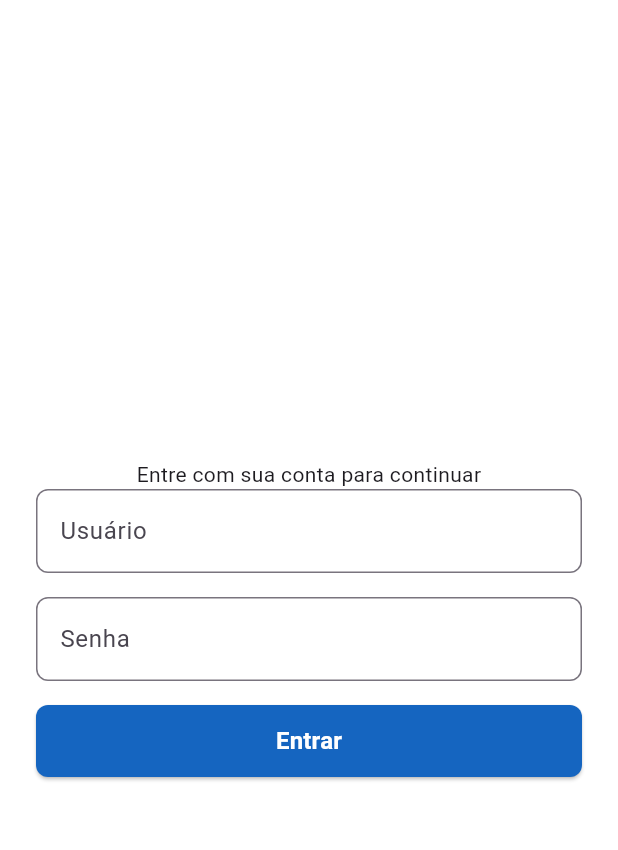
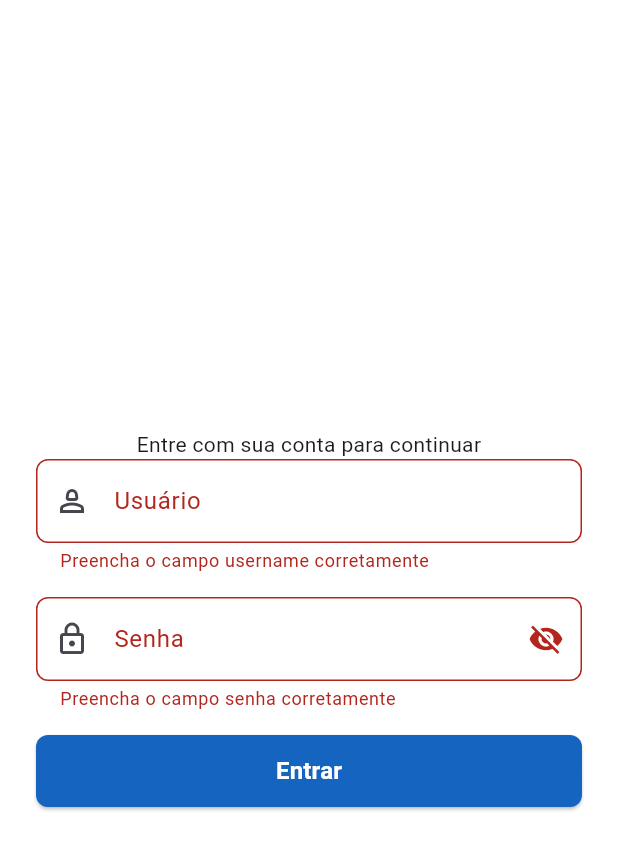
Before and after one commit to LucasReisSeverini/topicos_especiais_appFlutter, a Flutter app: the LoginPage screen opened by its route, after a tap on "Entrar", on a phone screen of 412 x 824 dp. Shown: the top 850 px of the screen. Run offline on Flutter 3.47's test engine with Material 3 defaults, Android fonts, the phone set to English and light mode, and no system bars.

Commit message:
feat: criando o form para login

```diff
--- /dev/null
+++ b/lib/controllers/auth_controller.dart
@@ -0,0 +1,32 @@
+import 'dart:convert';
+
+import 'package:flutter/material.dart';
+import 'package:http/http.dart' as http;
+import 'package:multi_app2/shared/app_constants.dart';
+
+class AuthController {
+  static final AuthController instance = AuthController();
+
+  Future<bool> login(String username, String password) async{
+    http.Response response = await http.post(
+      Uri.parse('${AppConstants.baseAuthApiUrl}auth/login'),
+      headers: <String, String>{'Content-Type': 'application/json'},
+      body: jsonEncode(
+        {
+          'username': username,
+          'password': password,
+          'expiresInMins': 30
+        }
+      )
+    );
+    print(response.body);
+
+    if(response.statusCode == 200){
+      return true;
+
+    }else{
+      return false;
+    }
+
+  }
+}
--- a/lib/shared/app_constants.dart
+++ b/lib/shared/app_constants.dart
@@ -3,4 +3,10 @@ class AppConstants {
   static const String appName = ' MultiApp';
   static const String appSlogan = 'Seu painel pessoal inteligente';
   static const String appLoginMsg = 'Entre com sua conta para continuar';
+
+
+  // Informações de API
+  static const String baseAuthApiUrl = 'https://dummyjson.com/';
+
+
 }
--- a/lib/views/login_page.dart
+++ b/lib/views/login_page.dart
@@ -1,6 +1,8 @@
 import 'package:flutter/material.dart';
 import 'package:multi_app2/components/app_button.dart';
+import 'package:multi_app2/components/custom_snack_bar.dart';
 import 'package:multi_app2/components/custom_text_field.dart';
+import 'package:multi_app2/controllers/auth_controller.dart';
 import 'package:multi_app2/shared/app_constants.dart';
 
 class LoginPage extends StatefulWidget {
@@ -14,6 +16,7 @@ class _LoginPageState extends State<LoginPage> {
   final _formKey = GlobalKey<FormState>();
   final _usernameController = TextEditingController();
   final _passwordController = TextEditingController();
+  bool _obscureText = true;
 
   @override
   void dispose() {
@@ -22,7 +25,27 @@ class _LoginPageState extends State<LoginPage> {
     super.dispose();
   }
 
+  Future<void> _login() async {
+    if (_formKey.currentState!.validate()) {
+      bool login = await AuthController.instance.login(
+        _usernameController.text,
+        _passwordController.text,
+      );
 
+      if(login){
+        // Navegação
+      }else{
+        ScaffoldMessenger.of(context).showSnackBar(
+          customSnackBar(
+            message: 'As crendencias informadas estão incorretas',
+            backgroundColor: Color(0xffff6b6b),
+            icon: Icons.error_outline
+          )
+        );
+      }
+
+    }
+  }
 
   @override
   Widget build(BuildContext context) {
@@ -30,31 +53,54 @@ class _LoginPageState extends State<LoginPage> {
       body: Padding(
         padding: EdgeInsets.all(24.0),
         child: Form(
+          key: _formKey,
           child: Column(
             mainAxisAlignment: MainAxisAlignment.center,
             crossAxisAlignment: CrossAxisAlignment.stretch,
             children: [
-              Text(
-                AppConstants.appLoginMsg,
-                textAlign: TextAlign.center,
-              ),
+              Text(AppConstants.appLoginMsg, textAlign: TextAlign.center),
               CustomTextField(
-                label: 'Usuário'
+                label: 'Usuário',
+                hint: 'Digite seu usuário',
+                controller: _usernameController,
+                prefixIcon: Icon(Icons.person_2_outlined),
+                validator: (username) {
+                  if (username == null || username.isEmpty) {
+                    return 'Preencha o campo username corretamente';
+                  }
+                  return null;
+                },
               ),
               const SizedBox(height: 16.0),
               CustomTextField(
-                label: 'Senha'
+                label: 'Senha',
+                hint: 'Digite sua senha',
+                controller: _passwordController,
+                prefixIcon: Icon(Icons.lock_outlined),
+                obscureText: _obscureText,
+                suffixIcon: IconButton(
+                  onPressed: () {
+                    setState(() {
+                      _obscureText = !_obscureText;
+                    });
+                  },
+                  icon: Icon(
+                    _obscureText ? Icons.visibility_off : Icons.visibility,
+                  ),
+                ),
+                validator: (password) {
+                  if (password == null || password.isEmpty) {
+                    return 'Preencha o campo senha corretamente';
+                  }
+                  return null;
+                },
               ),
               const SizedBox(height: 16.0),
-              AppButton(
-                text: 'Entrar',
-                onPressed: (){},
-              ),
+              AppButton(text: 'Entrar', onPressed: _login ),
             ],
-          )
+          ),
         ),
       ),
-
     );
   }
 }
--- a/pubspec.yaml
+++ b/pubspec.yaml
@@ -34,6 +34,7 @@ dependencies:
   # The following adds the Cupertino Icons font to your application.
   # Use with the CupertinoIcons class for iOS style icons.
   cupertino_icons: ^1.0.8
+  http: ^1.5.0
 
 dev_dependencies:
   flutter_test:
```
Also changed, not shown: lib/components/custom_snack_bar.dart (added, +19 -0 lines), pubspec.lock.
